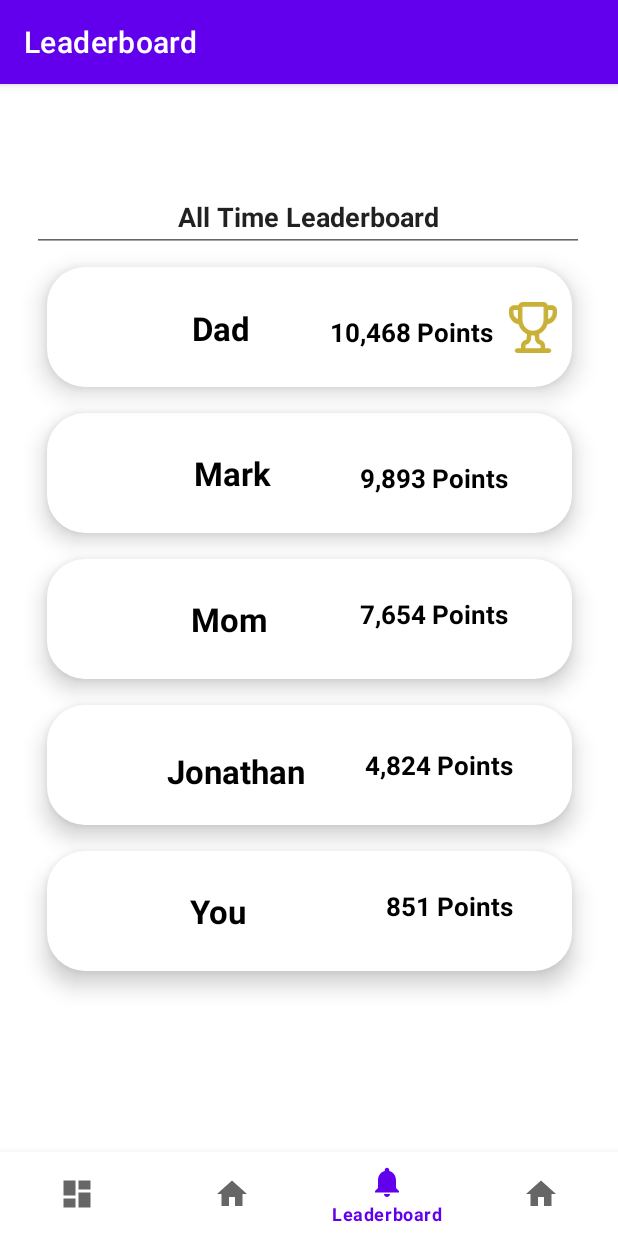
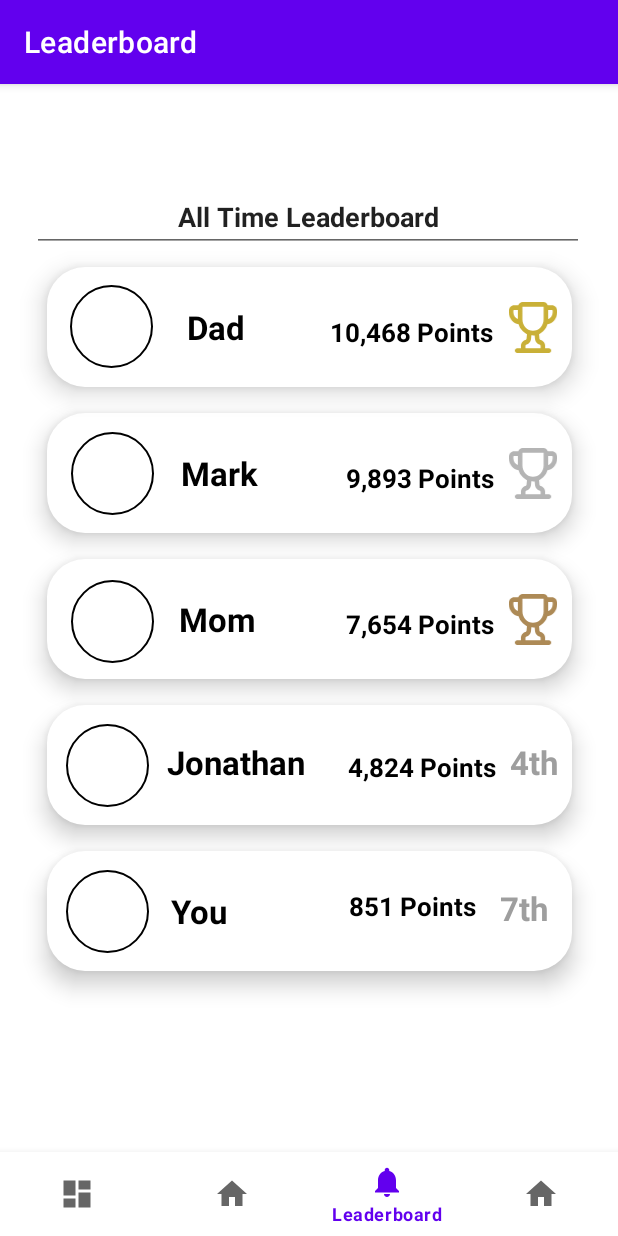
Before and after one commit to KellyyDuong/Nocial, an Android app: the LeaderboardFragment screen opened through its navigation route, on a phone screen of 412 x 824 dp. Run offline under Robolectric (Android 15) with nearby library versions, the phone set to English and light mode, and no system bars; our stand-ins replace navigation-ui.

Commit message:
added profile to leaderboard

```diff
--- /dev/null
+++ b/frontend/app/src/main/res/drawable/circleprofile.xml
@@ -0,0 +1,11 @@
+<shape xmlns:android="http://schemas.android.com/apk/res/android"
+    android:shape="oval">
+    <stroke
+        android:width="1dp"
+        android:color="#000000" />
+    <size
+        android:width="55dp"
+        android:height="55dp" />
+    <corners
+        android:radius="50dp" />
+</shape>
--- a/frontend/app/src/main/res/layout/fragment_leaderboard.xml
+++ b/frontend/app/src/main/res/layout/fragment_leaderboard.xml
@@ -2,6 +2,7 @@
 <androidx.constraintlayout.widget.ConstraintLayout xmlns:android="http://schemas.android.com/apk/res/android"
     xmlns:app="http://schemas.android.com/apk/res-auto"
     xmlns:tools="http://schemas.android.com/tools"
+    android:id="@+id/ConstraintLayout"
     android:layout_width="match_parent"
     android:layout_height="match_parent"
     tools:context=".ui.leaderboard.LeaderboardFragment">
@@ -25,10 +26,9 @@
             android:translationZ="90dp"
             app:layout_constraintBottom_toBottomOf="@+id/Lead1"
             app:layout_constraintEnd_toStartOf="@+id/Point1"
-            app:layout_constraintHorizontal_bias="0.686"
+            app:layout_constraintHorizontal_bias="0.658"
             app:layout_constraintStart_toStartOf="@+id/Lead1"
-            app:layout_constraintTop_toTopOf="@id/Lead1"
-            app:layout_constraintVertical_bias="0.52" />
+            app:layout_constraintTop_toTopOf="@id/Lead1" />
 
         <TextView
             android:id="@+id/Point1"
@@ -59,7 +59,7 @@
             android:translationZ="90dp"
             app:layout_constraintBottom_toBottomOf="@+id/Lead2"
             app:layout_constraintEnd_toEndOf="@+id/Lead2"
-            app:layout_constraintHorizontal_bias="0.317"
+            app:layout_constraintHorizontal_bias="0.285"
             app:layout_constraintStart_toStartOf="@+id/Lead2"
             app:layout_constraintTop_toTopOf="@+id/Lead2" />
 
@@ -74,7 +74,7 @@
             android:translationZ="90dp"
             app:layout_constraintBottom_toBottomOf="@+id/Lead2"
             app:layout_constraintEnd_toEndOf="@+id/Lead2"
-            app:layout_constraintHorizontal_bias="0.542"
+            app:layout_constraintHorizontal_bias="0.485"
             app:layout_constraintStart_toEndOf="@+id/User2"
             app:layout_constraintTop_toTopOf="@+id/Lead2"
             app:layout_constraintVertical_bias="0.561" />
@@ -90,8 +90,8 @@
             android:textStyle="bold"
             android:translationZ="90dp"
             app:layout_constraintBottom_toBottomOf="@+id/Lead3"
-            app:layout_constraintEnd_toStartOf="@+id/Point3"
-            app:layout_constraintHorizontal_bias="0.61"
+            app:layout_constraintEnd_toEndOf="@+id/Lead3"
+            app:layout_constraintHorizontal_bias="0.294"
             app:layout_constraintStart_toStartOf="@+id/Lead3"
             app:layout_constraintTop_toTopOf="@+id/Lead3" />
 
@@ -106,10 +106,10 @@
             android:translationZ="90sp"
             app:layout_constraintBottom_toBottomOf="@+id/Lead3"
             app:layout_constraintEnd_toEndOf="@+id/Lead3"
-            app:layout_constraintHorizontal_bias="0.83"
+            app:layout_constraintHorizontal_bias="0.794"
             app:layout_constraintStart_toStartOf="@+id/Lead3"
             app:layout_constraintTop_toTopOf="@+id/Lead3"
-            app:layout_constraintVertical_bias="0.438" />
+            app:layout_constraintVertical_bias="0.561" />
 
         <TextView
             android:id="@+id/User4"
@@ -126,7 +126,7 @@
             app:layout_constraintHorizontal_bias="0.311"
             app:layout_constraintStart_toStartOf="@+id/Lead4"
             app:layout_constraintTop_toTopOf="@+id/Lead4"
-            app:layout_constraintVertical_bias="0.58" />
+            app:layout_constraintVertical_bias="0.46" />
 
         <TextView
             android:id="@+id/Point4"
@@ -139,8 +139,10 @@
             android:translationZ="90dp"
             app:layout_constraintBottom_toBottomOf="@+id/Lead4"
             app:layout_constraintEnd_toEndOf="@+id/Lead4"
+            app:layout_constraintHorizontal_bias="0.362"
             app:layout_constraintStart_toEndOf="@+id/User4"
-            app:layout_constraintTop_toTopOf="@+id/Lead4" />
+            app:layout_constraintTop_toTopOf="@+id/Lead4"
+            app:layout_constraintVertical_bias="0.526" />
 
         <TextView
             android:id="@+id/UserMe"
@@ -169,7 +171,7 @@
             android:translationZ="90dp"
             app:layout_constraintBottom_toBottomOf="@+id/Lead5"
             app:layout_constraintEnd_toEndOf="@+id/Lead5"
-            app:layout_constraintHorizontal_bias="0.853"
+            app:layout_constraintHorizontal_bias="0.76"
             app:layout_constraintStart_toStartOf="@+id/Lead5"
             app:layout_constraintTop_toTopOf="@+id/Lead5"
             app:layout_constraintVertical_bias="0.438" />
@@ -271,6 +273,37 @@
             tools:layout_editor_absoluteX="150dp"
             tools:layout_editor_absoluteY="749dp" />
 
+        <TextView
+            android:id="@+id/Forth"
+            android:layout_width="33dp"
+            android:layout_height="34dp"
+            android:text="4th"
+            android:textAlignment="center"
+            android:textColor="#9E9E9E"
+            android:textSize="22sp"
+            android:textStyle="bold"
+            android:translationZ="90dp"
+            app:layout_constraintBottom_toBottomOf="@+id/Lead4"
+            app:layout_constraintEnd_toEndOf="@+id/Lead4"
+            app:layout_constraintStart_toEndOf="@+id/Point4"
+            app:layout_constraintTop_toTopOf="@+id/Lead4" />
+
+        <TextView
+            android:id="@+id/Seventh"
+            android:layout_width="33dp"
+            android:layout_height="34dp"
+            android:text="7th"
+            android:textAlignment="center"
+            android:textAllCaps="false"
+            android:textColor="#9E9E9E"
+            android:textSize="22sp"
+            android:textStyle="bold"
+            android:translationZ="90dp"
+            app:layout_constraintBottom_toBottomOf="@+id/Lead5"
+            app:layout_constraintEnd_toEndOf="@+id/Lead5"
+            app:layout_constraintStart_toEndOf="@+id/PointMe"
+            app:layout_constraintTop_toTopOf="@+id/Lead5" />
+
         <ImageView
             android:id="@+id/GoldT"
             android:layout_width="33dp"
@@ -282,6 +315,91 @@
             app:layout_constraintStart_toEndOf="@+id/Point1"
             app:layout_constraintTop_toTopOf="@+id/Lead1" />
 
+        <ImageView
+            android:id="@+id/SilverT"
+            android:layout_width="33dp"
+            android:layout_height="34dp"
+            android:src="@drawable/silver_trophy"
+            android:translationZ="90dp"
+            app:layout_constraintBottom_toBottomOf="@+id/Lead2"
+            app:layout_constraintEnd_toEndOf="@+id/Lead2"
+            app:layout_constraintStart_toEndOf="@+id/Point2"
+            app:layout_constraintTop_toTopOf="@+id/Lead2" />
+
+        <ImageView
+            android:id="@+id/BronzeT"
+            android:layout_width="33dp"
+            android:layout_height="34dp"
+            android:src="@drawable/bronze_trophy"
+            android:translationZ="90dp"
+            app:layout_constraintBottom_toBottomOf="@+id/Lead3"
+            app:layout_constraintEnd_toEndOf="@+id/Lead3"
+            app:layout_constraintStart_toEndOf="@+id/Point3"
+            app:layout_constraintTop_toTopOf="@+id/Lead3" />
+
+        <ImageView
+            android:id="@+id/Profile1"
+            android:layout_width="wrap_content"
+            android:layout_height="wrap_content"
+            android:src="@drawable/circleprofile"
+            android:translationZ="90dp"
+            app:layout_constraintBottom_toBottomOf="@+id/Lead1"
+            app:layout_constraintEnd_toStartOf="@+id/User1"
+            app:layout_constraintHorizontal_bias="0.666"
+            app:layout_constraintStart_toStartOf="@+id/Lead1"
+            app:layout_constraintTop_toTopOf="@+id/Lead1"
+            app:layout_constraintVertical_bias="0.48" />
+
+        <ImageView
+            android:id="@+id/Profile2"
+            android:layout_width="wrap_content"
+            android:layout_height="wrap_content"
+            android:src="@drawable/circleprofile"
+            android:translationZ="90dp"
+            app:layout_constraintBottom_toBottomOf="@+id/Lead2"
+            app:layout_constraintEnd_toStartOf="@+id/User2"
+            app:layout_constraintHorizontal_bias="0.64"
+            app:layout_constraintStart_toStartOf="@+id/Lead2"
+            app:layout_constraintTop_toTopOf="@+id/Lead2"
+            app:layout_constraintVertical_bias="0.52" />
+
+        <ImageView
+            android:id="@+id/Profile3"
+            android:layout_width="wrap_content"
+            android:layout_height="wrap_content"
+            android:layout_marginStart="16dp"
+            android:src="@drawable/circleprofile"
+            android:translationZ="90dp"
+            app:layout_constraintBottom_toBottomOf="@+id/Lead3"
+            app:layout_constraintStart_toStartOf="@+id/Lead3"
+            app:layout_constraintTop_toTopOf="@+id/Lead3"
+            app:layout_constraintVertical_bias="0.56" />
+
+        <ImageView
+            android:id="@+id/Profile4"
+            android:layout_width="wrap_content"
+            android:layout_height="wrap_content"
+            android:src="@drawable/circleprofile"
+            android:translationZ="90dp"
+            app:layout_constraintBottom_toBottomOf="@+id/Lead4"
+            app:layout_constraintEnd_toStartOf="@+id/User4"
+            app:layout_constraintStart_toStartOf="@+id/Lead4"
+            app:layout_constraintTop_toTopOf="@+id/Lead4"
+            app:layout_constraintVertical_bias="0.52" />
+
+        <ImageView
+            android:id="@+id/Profile5"
+            android:layout_width="wrap_content"
+            android:layout_height="wrap_content"
+            android:src="@drawable/circleprofile"
+            android:translationZ="90dp"
+            app:layout_constraintBottom_toBottomOf="@+id/Lead5"
+            app:layout_constraintEnd_toStartOf="@+id/UserMe"
+            app:layout_constraintHorizontal_bias="0.484"
+            app:layout_constraintStart_toStartOf="@+id/Lead5"
+            app:layout_constraintTop_toTopOf="@+id/Lead5"
+            app:layout_constraintVertical_bias="0.52" />
+
     </androidx.constraintlayout.widget.ConstraintLayout>
 
 </androidx.constraintlayout.widget.ConstraintLayout>
```
